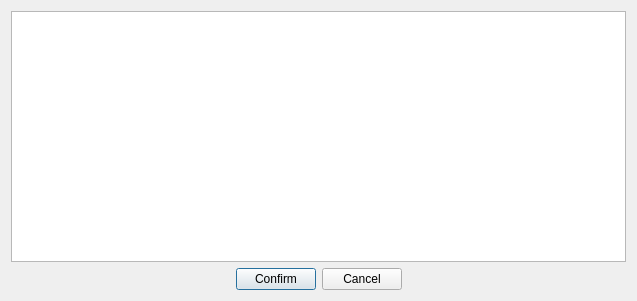
timi-liuliang/echo, file editor/echo/Editor/UI/ChooseDialog/ChannelExpressionDialog/ChannelExpressionDialog.ui: the form before one commit.
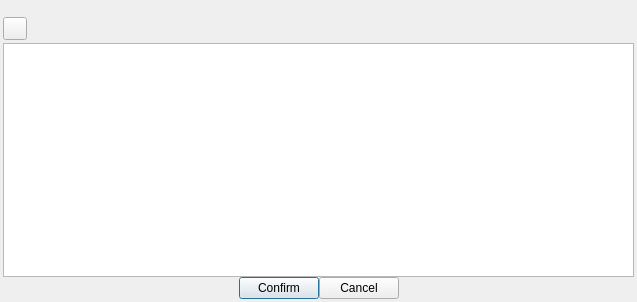
The form after the commit. Icons and pictures are not drawn. Custom widgets are drawn as their Qt base class.

Commit message: Set RenderTarget width|height by Type(Ratio|Fixed) #861

```diff
--- a/editor/echo/Editor/UI/ChooseDialog/ChannelExpressionDialog/ChannelExpressionDialog.ui
+++ b/editor/echo/Editor/UI/ChooseDialog/ChannelExpressionDialog/ChannelExpressionDialog.ui
@@ -7,13 +7,107 @@
     <x>0</x>
     <y>0</y>
     <width>637</width>
-    <height>301</height>
+    <height>302</height>
    </rect>
   </property>
   <property name="windowTitle">
    <string>Dialog</string>
   </property>
+  <layout class="QVBoxLayout" name="verticalLayout_2">
+   <property name="spacing">
+    <number>0</number>
+   </property>
+   <property name="leftMargin">
+    <number>0</number>
+   </property>
+   <property name="topMargin">
+    <number>0</number>
+   </property>
+   <property name="rightMargin">
+    <number>0</number>
+   </property>
+   <property name="bottomMargin">
+    <number>0</number>
+   </property>
+   <item>
+    <widget class="QT_UI::QMenuBarEx" name="m_menuBar">
+     <property name="maximumSize">
+      <size>
+       <width>16777215</width>
+       <height>30</height>
+      </size>
+     </property>
+    </widget>
+   </item>
+   <item>
+    <layout class="QHBoxLayout" name="horizontalLayout_3">
+     <property name="spacing">
+      <number>3</number>
+     </property>
+     <property name="leftMargin">
+      <number>3</number>
+     </property>
+     <property name="topMargin">
+      <number>3</number>
+     </property>
+     <property name="rightMargin">
+      <number>3</number>
+     </property>
+     <property name="bottomMargin">
+      <number>0</number>
+     </property>
+     <item>
+      <widget class="QToolButton" name="m_referenceNodePropertyButton">
+       <property name="toolTip">
+        <string>Reference Node's Property</string>
+       </property>
+       <property name="statusTip">
+        <string>Reference Node's Property</string>
+       </property>
+       <property name="text">
+        <string/>
+       </property>
+       <property name="icon">
+        <iconset resource="../../../../Resource/App.qrc">
+         <normaloff>:/icon/node/node.png</normaloff>:/icon/node/node.png</iconset>
+       </property>
+       <property name="iconSize">
+        <size>
+         <width>16</width>
+         <height>16</height>
+        </size>
+       </property>
+      </widget>
+     </item>
+     <item>
+      <spacer name="horizontalSpacer_3">
+       <property name="orientation">
+        <enum>Qt::Horizontal</enum>
+       </property>
+       <property name="sizeHint" stdset="0">
+        <size>
+         <width>40</width>
+         <height>20</height>
+        </size>
+       </property>
+      </spacer>
+     </item>
+    </layout>
+   </item>
+   <item>
   <layout class="QVBoxLayout" name="verticalLayout">
+     <property name="leftMargin">
+      <number>3</number>
+     </property>
+     <property name="topMargin">
+      <number>3</number>
+     </property>
+     <property name="rightMargin">
+      <number>3</number>
+     </property>
+     <property name="bottomMargin">
+      <number>3</number>
+     </property>
    <item>
     <widget class="QTextEdit" name="m_textEditExression"/>
    </item>
@@ -65,7 +159,16 @@
     </layout>
    </item>
   </layout>
+   </item>
+  </layout>
  </widget>
+ <customwidgets>
+  <customwidget>
+   <class>QT_UI::QMenuBarEx</class>
+   <extends>QLabel</extends>
+   <header>QMenuBarEx.h</header>
+  </customwidget>
+ </customwidgets>
  <resources>
   <include location="../../../../Resource/App.qrc"/>
  </resources>
```
Lines whose indentation alone changed are shown as unchanged. The commit also changes 7 other files.
